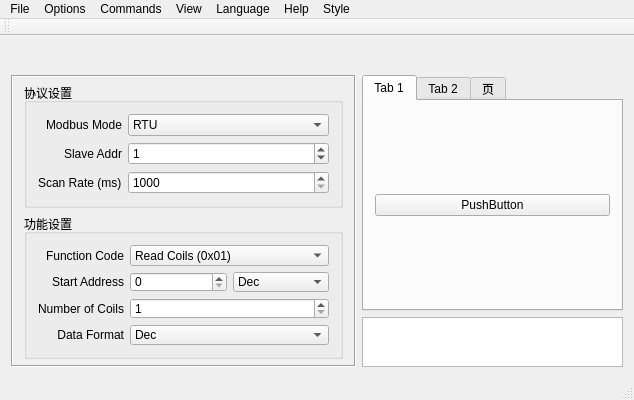
Qt form Libra_Modbus/src/modbuswindow.ui (huxianhua/modbus-research) before a commit.
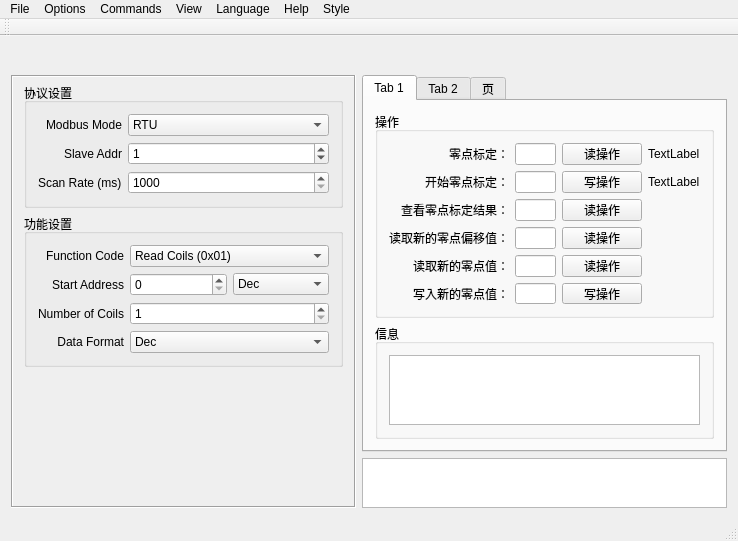
The same form after that commit. The open tabs and pages were chosen to show the change. Icons and pictures are not drawn. Custom widgets are drawn as their Qt base class.

Commit message: 更新: ui 文件

Patch:
```diff
--- a/Libra_Modbus/src/modbuswindow.ui
+++ b/Libra_Modbus/src/modbuswindow.ui
@@ -6,8 +6,8 @@
    <rect>
     <x>0</x>
     <y>0</y>
-    <width>634</width>
-    <height>400</height>
+    <width>738</width>
+    <height>541</height>
    </rect>
   </property>
   <property name="minimumSize">
@@ -353,12 +353,186 @@
            <attribute name="title">
             <string>Tab 1</string>
            </attribute>
-           <layout class="QVBoxLayout" name="verticalLayout_2">
+           <layout class="QVBoxLayout" name="verticalLayout_6" stretch="6,4">
             <item>
-             <widget class="QPushButton" name="pushButton">
-              <property name="text">
-               <string>PushButton</string>
+             <widget class="QGroupBox" name="groupBox_3">
+              <property name="title">
+               <string>操作</string>
               </property>
+              <layout class="QVBoxLayout" name="verticalLayout_2">
+               <item>
+                <layout class="QGridLayout" name="gridLayout_3" columnstretch="3,2,1,1">
+                 <item row="0" column="0">
+                  <widget class="QLabel" name="label">
+                   <property name="layoutDirection">
+                    <enum>Qt::LeftToRight</enum>
+                   </property>
+                   <property name="text">
+                    <string>零点标定：</string>
+                   </property>
+                   <property name="alignment">
+                    <set>Qt::AlignRight|Qt::AlignTrailing|Qt::AlignVCenter</set>
+                   </property>
+                  </widget>
+                 </item>
+                 <item row="0" column="1">
+                  <widget class="QLineEdit" name="lineEdit">
+                   <property name="readOnly">
+                    <bool>true</bool>
+                   </property>
+                  </widget>
+                 </item>
+                 <item row="0" column="2">
+                  <widget class="QPushButton" name="pbtn_t1_01">
+                   <property name="text">
+                    <string>读操作</string>
+                   </property>
+                  </widget>
+                 </item>
+                 <item row="0" column="3">
+                  <widget class="QLabel" name="label_3">
+                   <property name="text">
+                    <string>TextLabel</string>
+                   </property>
+                  </widget>
+                 </item>
+                 <item row="1" column="0">
+                  <widget class="QLabel" name="label_2">
+                   <property name="layoutDirection">
+                    <enum>Qt::LeftToRight</enum>
+                   </property>
+                   <property name="text">
+                    <string>开始零点标定：</string>
+                   </property>
+                   <property name="alignment">
+                    <set>Qt::AlignRight|Qt::AlignTrailing|Qt::AlignVCenter</set>
+                   </property>
+                  </widget>
+                 </item>
+                 <item row="1" column="1">
+                  <widget class="QLineEdit" name="lineEdit_2"/>
+                 </item>
+                 <item row="1" column="2">
+                  <widget class="QPushButton" name="pbtn_t1_02">
+                   <property name="text">
+                    <string>写操作</string>
+                   </property>
+                  </widget>
+                 </item>
+                 <item row="1" column="3">
+                  <widget class="QLabel" name="label_4">
+                   <property name="text">
+                    <string>TextLabel</string>
+                   </property>
+                  </widget>
+                 </item>
+                 <item row="2" column="0">
+                  <widget class="QLabel" name="label_5">
+                   <property name="layoutDirection">
+                    <enum>Qt::LeftToRight</enum>
+                   </property>
+                   <property name="text">
+                    <string>查看零点标定结果：</string>
+                   </property>
+                   <property name="alignment">
+                    <set>Qt::AlignRight|Qt::AlignTrailing|Qt::AlignVCenter</set>
+                   </property>
+                  </widget>
+                 </item>
+                 <item row="2" column="1">
+                  <widget class="QLineEdit" name="lineEdit_3"/>
+                 </item>
+                 <item row="2" column="2">
+                  <widget class="QPushButton" name="pbtn_t1_03">
+                   <property name="text">
+                    <string>读操作</string>
+                   </property>
+                  </widget>
+                 </item>
+                 <item row="3" column="0">
+                  <widget class="QLabel" name="label_6">
+                   <property name="layoutDirection">
+                    <enum>Qt::LeftToRight</enum>
+                   </property>
+                   <property name="text">
+                    <string>读取新的零点偏移值：</string>
+                   </property>
+                   <property name="alignment">
+                    <set>Qt::AlignRight|Qt::AlignTrailing|Qt::AlignVCenter</set>
+                   </property>
+                  </widget>
+                 </item>
+                 <item row="3" column="1">
+                  <widget class="QLineEdit" name="lineEdit_4"/>
+                 </item>
+                 <item row="3" column="2">
+                  <widget class="QPushButton" name="pbtn_t1_04">
+                   <property name="text">
+                    <string>读操作</string>
+                   </property>
+                  </widget>
+                 </item>
+                 <item row="4" column="0">
+                  <widget class="QLabel" name="label_7">
+                   <property name="layoutDirection">
+                    <enum>Qt::LeftToRight</enum>
+                   </property>
+                   <property name="text">
+                    <string>读取新的零点值：</string>
+                   </property>
+                   <property name="alignment">
+                    <set>Qt::AlignRight|Qt::AlignTrailing|Qt::AlignVCenter</set>
+                   </property>
+                  </widget>
+                 </item>
+                 <item row="4" column="1">
+                  <widget class="QLineEdit" name="lineEdit_5"/>
+                 </item>
+                 <item row="4" column="2">
+                  <widget class="QPushButton" name="pbtn_t1_05">
+                   <property name="text">
+                    <string>读操作</string>
+                   </property>
+                  </widget>
+                 </item>
+                 <item row="5" column="0">
+                  <widget class="QLabel" name="label_8">
+                   <property name="layoutDirection">
+                    <enum>Qt::LeftToRight</enum>
+                   </property>
+                   <property name="text">
+                    <string>写入新的零点值：</string>
+                   </property>
+                   <property name="alignment">
+                    <set>Qt::AlignRight|Qt::AlignTrailing|Qt::AlignVCenter</set>
+                   </property>
+                  </widget>
+                 </item>
+                 <item row="5" column="1">
+                  <widget class="QLineEdit" name="lineEdit_6"/>
+                 </item>
+                 <item row="5" column="2">
+                  <widget class="QPushButton" name="pbtn_t1_06">
+                   <property name="text">
+                    <string>写操作</string>
+                   </property>
+                  </widget>
+                 </item>
+                </layout>
+               </item>
+              </layout>
+             </widget>
+            </item>
+            <item>
+             <widget class="QGroupBox" name="groupBox_4">
+              <property name="title">
+               <string>信息</string>
+              </property>
+              <layout class="QVBoxLayout" name="verticalLayout_8">
+               <item>
+                <widget class="QTextEdit" name="tedit_t1_info"/>
+               </item>
+              </layout>
              </widget>
             </item>
            </layout>
@@ -408,8 +582,8 @@
     <rect>
      <x>0</x>
      <y>0</y>
-     <width>634</width>
-     <height>23</height>
+     <width>738</width>
+     <height>22</height>
     </rect>
    </property>
    <widget class="QMenu" name="menuFile">
```
Left out of the diff: 2 changed lines with no effect on the pictures. The commit also changes 1 other file.
